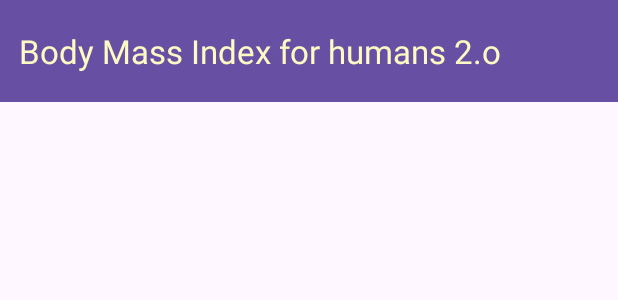
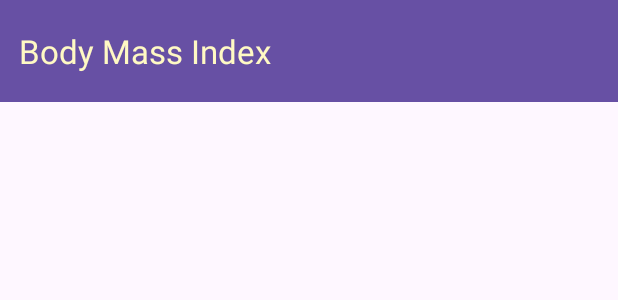
Before and after one commit to indranil-sarkar244/Fitness_Tracker_App8, an Android app: the layout activity_bmi.xml on its own in the app's theme, with its tools: preview values and no code run, on a phone screen of 412 x 824 dp. Shown: the top 300 px of the screen. Run offline under Robolectric (Android 15) with nearby library versions, the phone set to English and light mode, and no system bars.

Commit message:
Initial changes

```diff
--- a/app/src/main/res/layout/activity_bmi.xml
+++ b/app/src/main/res/layout/activity_bmi.xml
@@ -20,6 +20,6 @@
         app:layout_constraintStart_toStartOf="parent"
         app:layout_constraintTop_toTopOf="parent"
         app:layout_constraintVertical_bias="0.5"
-        app:title="Body Mass Index for humans 2.o"
+        app:title="Body Mass Index"
         app:titleTextColor="#FFF9C4" />
 </androidx.constraintlayout.widget.ConstraintLayout>
```
